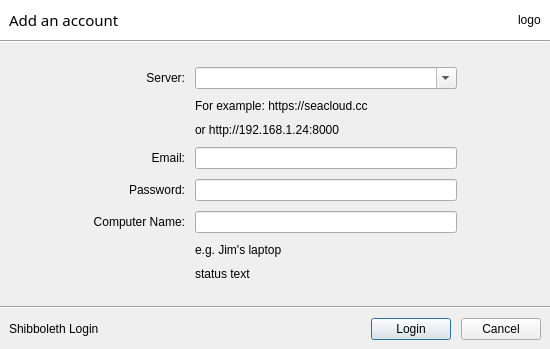
haiwen/seafile-client, file ui/login-dialog.ui: the form before one commit.
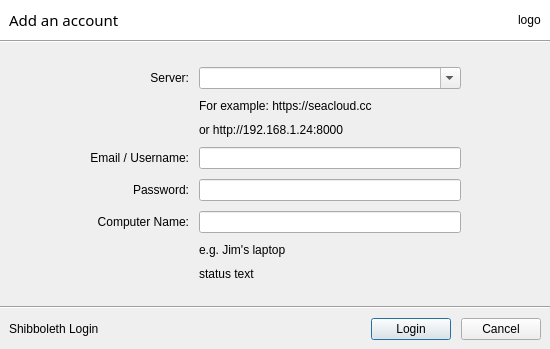
The form after the commit.

Commit message: support login with username

```diff
--- a/ui/login-dialog.ui
+++ b/ui/login-dialog.ui
@@ -171,7 +171,7 @@
        <item row="3" column="0">
         <widget class="QLabel" name="label_2">
          <property name="text">
-          <string>Email:</string>
+          <string>Email / Username:</string>
          </property>
          <property name="alignment">
           <set>Qt::AlignRight|Qt::AlignTrailing|Qt::AlignVCenter</set>
```
The commit also changes 2 other files.
